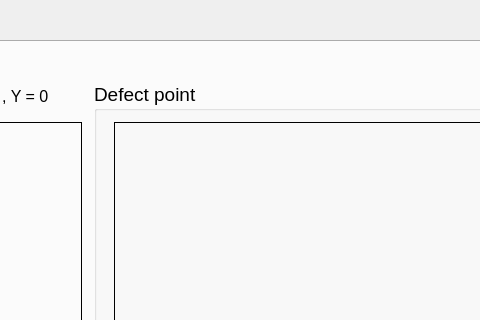
Before: the Qt Designer form widget.ui in hsinying-tsai/CT2, drawn with Qt 5; both pictures show x 729 to 1209 and y 0 to 320 of the 1338 by 801 pixel window.
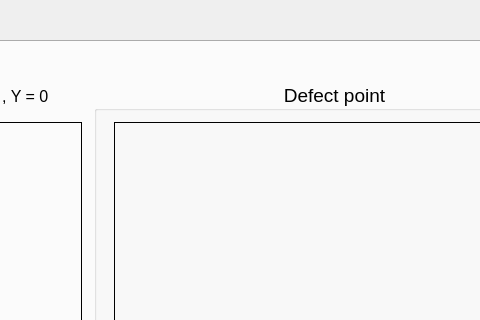
After: the same form once the commit is applied. The open tabs and pages were chosen to show the change. Custom widgets are drawn as their Qt base class.

```diff
--- a/widget.ui
+++ b/widget.ui
@@ -1736,6 +1736,9 @@
        <property name="title">
         <string>Defect point</string>
        </property>
+       <property name="alignment">
+        <set>Qt::AlignCenter</set>
+       </property>
        <widget class="QLabel" name="lbl_pic2">
         <property name="geometry">
          <rect>
```
